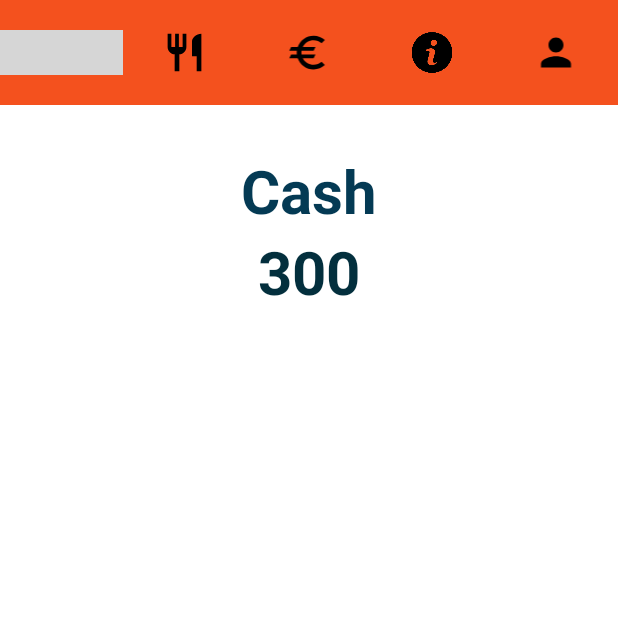
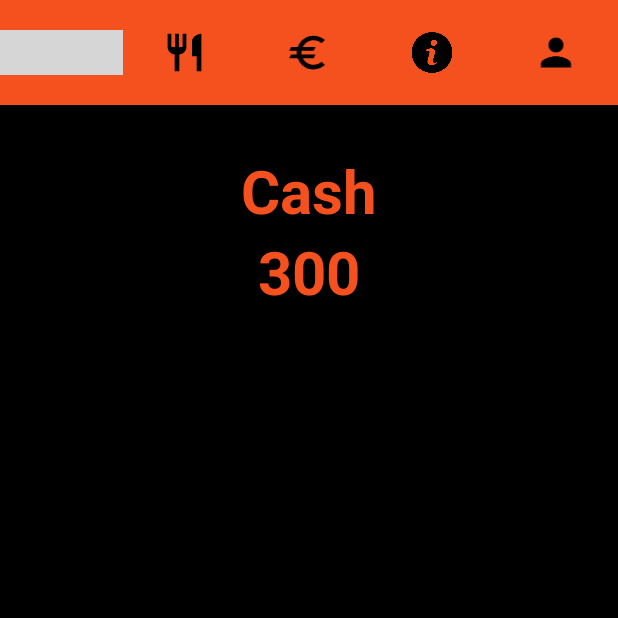
Before and after one commit to fabiorodrigues20079/EasyWay, an Android app: the BalanceActivity screen opened directly, with no data from a screen before it, on a phone screen of 412 x 824 dp, the top half of it. Run offline under Robolectric (Android 15) with nearby library versions, the light colour scheme and no system bars; Roboto replaces fonts that are not available here; 3 statements that could not run were skipped; grey boxes are pictures that could not be loaded.

Commit message:
last change for activities

```diff
--- a/app/src/main/java/com/example/easyway/MealsActivity.kt
+++ b/app/src/main/java/com/example/easyway/MealsActivity.kt
@@ -170,6 +170,7 @@ class MealsActivity : AppCompatActivity() {
                         .show()
                 } else {
                     val meals = response.body()!!
+                    auxMeals(meals)
 
                 }
             }
--- a/app/src/main/res/layout/activity_balance.xml
+++ b/app/src/main/res/layout/activity_balance.xml
@@ -5,16 +5,16 @@
     android:layout_width="match_parent"
     android:layout_height="match_parent"
     tools:context=".BalanceActivity"
-    android:background="@color/white"
+    android:background="@color/black"
     >
 
     <include android:id="@+id/profile_actionBar" layout= "@layout/action_bar"></include>
 
     <LinearLayout
-        android:id="@+id/firts_balance_ly"
+        android:id="@+id/first_balance_ly"
         android:layout_width="match_parent"
         android:layout_height="wrap_content"
-        android:background="#ffffff"
+        android:background="#000000"
         app:circularflow_defaultRadius="30dp"
         app:layout_constraintTop_toBottomOf="@+id/profile_actionBar"
         android:layout_marginTop="30dp"
@@ -25,7 +25,7 @@
             android:layout_height="wrap_content"
             android:layout_gravity="center"
             android:text="@string/Cash"
-            android:textColor="#043A54"
+            android:textColor="#f4511e"
             android:textSize="40dp"
             android:textStyle="bold"></TextView>
 
@@ -35,7 +35,7 @@
             android:layout_height="wrap_content"
             android:layout_gravity="center"
             android:text="@string/_300"
-            android:textColor="#032F3D"
+            android:textColor="#f4511e"
             android:textSize="40dp"
             android:textStyle="bold"></TextView>
 
@@ -45,7 +45,6 @@
             android:layout_height="wrap_content"
             android:layout_below="@id/tv_balance_cash"
             tools:listitem="@layout/transaction_card"
-
             >
 
         </androidx.recyclerview.widget.RecyclerView>
--- a/app/src/main/res/layout/activity_dashboard.xml
+++ b/app/src/main/res/layout/activity_dashboard.xml
@@ -4,7 +4,7 @@
     xmlns:tools="http://schemas.android.com/tools"
     android:layout_width="match_parent"
     android:layout_height="match_parent"
-    android:background="@drawable/background"
+    android:background="@color/black"
     tools:context=".DashboardActivity">
 
 
--- a/app/src/main/res/layout/activity_meals.xml
+++ b/app/src/main/res/layout/activity_meals.xml
@@ -4,7 +4,7 @@
     xmlns:tools="http://schemas.android.com/tools"
     android:layout_width="match_parent"
     android:layout_height="match_parent"
-    android:background="@drawable/background"
+    android:background="@color/black"
     tools:context=".MealsActivity">
 
     <include
@@ -17,7 +17,7 @@
         android:layout_height="wrap_content"
         android:layout_marginTop="80sp"
         android:text="@string/Book_Meal_today"
-        android:textColor="@color/black"
+        android:textColor="#F4511E"
         android:textSize="30sp"
         android:textStyle="bold">
 
@@ -28,7 +28,7 @@
         android:layout_width="match_parent"
         android:layout_height="wrap_content"
         android:layout_below="@id/meals_meals_tv"
-        android:background="#FFFFFF"
+        android:background="@color/black"
 
         tools:listitem="@layout/meal_card">
 
--- a/app/src/main/res/layout/activity_ticket.xml
+++ b/app/src/main/res/layout/activity_ticket.xml
@@ -4,7 +4,7 @@
     android:layout_width="match_parent"
     android:layout_height="match_parent"
     tools:context=".TicketActivity"
-    android:background="@color/white">
+    android:background="@color/black">
 
     <include layout="@layout/action_bar" android:id="@+id/ticket_action_bar"></include>
 
@@ -15,7 +15,7 @@
         android:layout_marginTop="100dp"
         android:text="@string/My_tickets"
         android:textStyle="bold"
-        android:textColor="@color/black"
+        android:textColor="#f4511e"
         android:textSize="30sp"
         >
 
@@ -27,7 +27,7 @@
         android:layout_height="wrap_content"
         android:layout_below="@id/ticket_meals_tv"
         tools:listitem="@layout/ticket_card"
-
+        android:background="@color/black"
         >
 
     </androidx.recyclerview.widget.RecyclerView>
--- a/app/src/main/res/layout/activity_ticket_bag.xml
+++ b/app/src/main/res/layout/activity_ticket_bag.xml
@@ -5,7 +5,7 @@
     android:layout_width="match_parent"
     android:layout_height="match_parent"
     tools:context=".TicketBagActivity"
-    android:background="#ffffff">
+    android:background="#000000">
 
     <include layout="@layout/action_bar" android:id="@+id/ticketbag_action_bar"></include>
 
@@ -15,7 +15,7 @@
         android:layout_height="wrap_content"
         android:layout_marginTop="100dp"
         android:text="@string/ticket_bag"
-        android:textColor="#000000"
+        android:textColor="#F4511E"
         android:textSize="35sp"
         android:textStyle="bold|italic">
 
--- a/app/src/main/res/layout/activity_week_meals.xml
+++ b/app/src/main/res/layout/activity_week_meals.xml
@@ -5,7 +5,7 @@
     android:layout_width="match_parent"
     android:layout_height="match_parent"
     tools:context=".WeekMealsActivity"
-    android:background="@color/white"
+    android:background="@color/black"
     >
 
     <include layout="@layout/action_bar" android:id="@+id/meals_action_bar"></include>
@@ -17,7 +17,7 @@
         android:layout_marginTop="100dp"
         android:text="@string/Book_Week_meals"
         android:textStyle="bold"
-        android:textColor="@color/black"
+        android:textColor="#F4511E"
         android:textSize="30sp"
         />
 
@@ -27,7 +27,7 @@
         android:layout_height="wrap_content"
         android:layout_below="@id/meals_meals_tv"
         tools:listitem="@layout/meal_card"
-        tools:ignore="NotSibling">
+        android:background="@color/black">
 
     </androidx.recyclerview.widget.RecyclerView>
 
--- a/app/src/main/res/layout/meal_card.xml
+++ b/app/src/main/res/layout/meal_card.xml
@@ -19,7 +19,7 @@
     <LinearLayout
         android:layout_width="match_parent"
         android:layout_height="match_parent"
-        android:background="#1951A3"
+        android:background="#ffffff"
         android:orientation="horizontal"
         android:paddingBottom="30dp">
 
@@ -89,7 +89,7 @@
                     android:layout_height="match_parent"
                     android:backgroundTint="#F4511E"
                     android:text="@string/buy"
-                    android:textColor="@color/black"></Button>
+                    android:textColor="@color/white"></Button>
             </LinearLayout>
         </LinearLayout>
     </LinearLayout>
--- a/app/src/main/res/layout/transaction_card.xml
+++ b/app/src/main/res/layout/transaction_card.xml
@@ -18,7 +18,8 @@
         android:layout_width="match_parent"
         android:layout_height="match_parent"
         android:orientation="horizontal"
-        android:paddingBottom="30dp">
+        android:paddingBottom="30dp"
+        android:background="@color/black">
 
         <LinearLayout
             android:layout_width="wrap_content"
```
Also changed, not shown: app/src/main/res/layout/activity_profile_details.xml (+8 -6 lines), app/src/main/res/layout/ticket_bag_card.xml (+8 -7 lines), app/src/main/res/layout/ticket_card.xml (+6 -5 lines).
